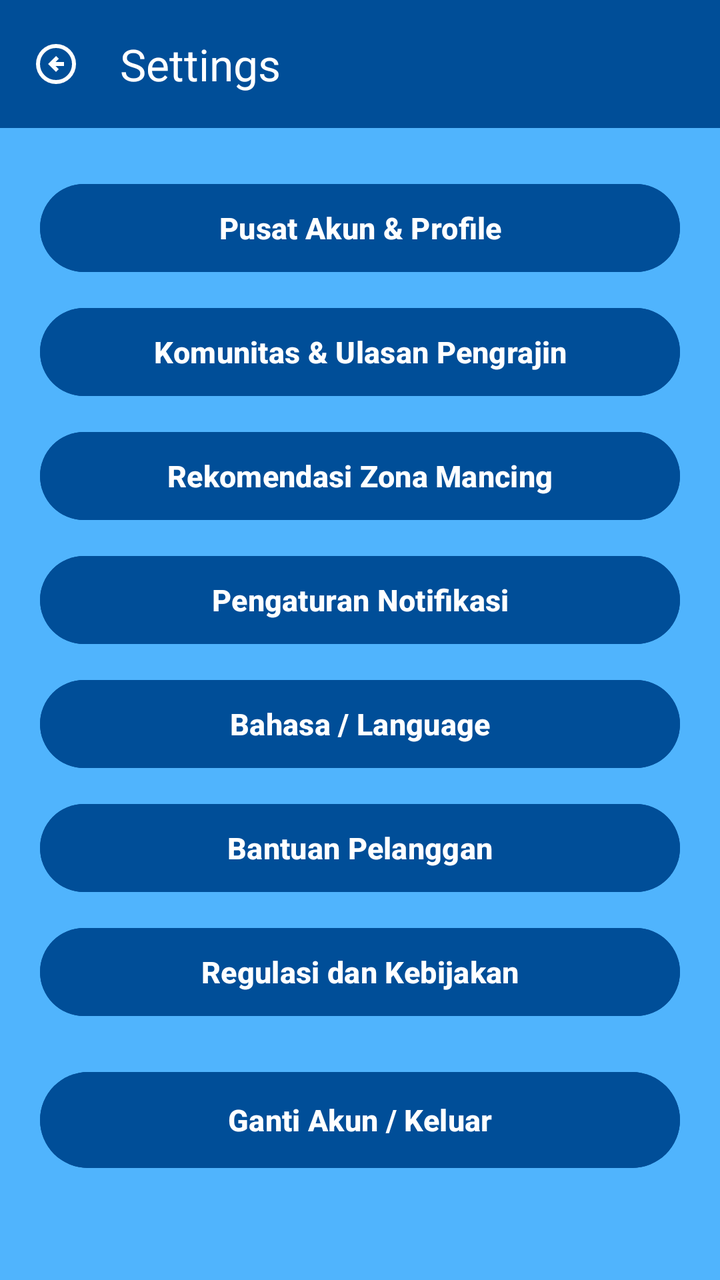
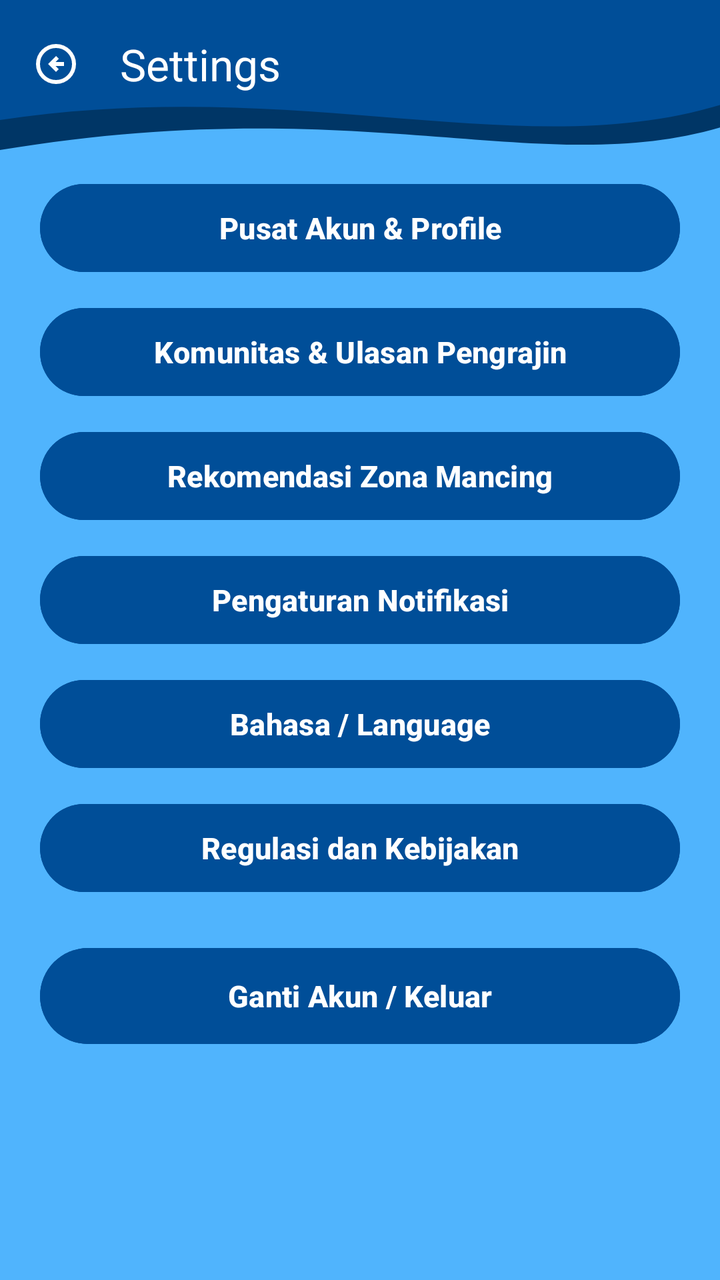

Two renders of the same Android screen: before a commit and after it. Below are the layout's source before the change and the commit's diff.
<!-- AndroidManifest.xml: application theme Theme.Projek_Raymond -->
<!-- res/layout/activity_pengaturan.xml -->
<?xml version="1.0" encoding="utf-8"?>
<androidx.constraintlayout.widget.ConstraintLayout xmlns:android="http://schemas.android.com/apk/res/android"
    xmlns:app="http://schemas.android.com/apk/res-auto"
    xmlns:tools="http://schemas.android.com/tools"
    android:id="@+id/main"
    android:layout_width="match_parent"
    android:layout_height="match_parent"
    android:background="@color/blueish"
    tools:context=".Pengaturan.PengaturanActivity">

    <androidx.appcompat.widget.Toolbar
        android:id="@+id/toolbar"
        android:layout_width="0dp"
        android:layout_height="?attr/actionBarSize"
        android:background="@color/dark_blue3"
        app:navigationIcon="@drawable/ic_arrow_back"
        app:title="Settings"
        app:titleTextColor="@color/white"
        app:layout_constraintEnd_toEndOf="parent"
        app:layout_constraintStart_toStartOf="parent"
        app:layout_constraintTop_toTopOf="parent" />

    <ScrollView
        android:layout_width="0dp"
        android:layout_height="0dp"
        android:fillViewport="true"
        app:layout_constraintBottom_toBottomOf="parent"
        app:layout_constraintEnd_toEndOf="parent"
        app:layout_constraintStart_toStartOf="parent"
        app:layout_constraintTop_toBottomOf="@+id/toolbar">

        <LinearLayout
            android:layout_width="match_parent"
            android:layout_height="wrap_content"
            android:orientation="vertical"
            android:paddingHorizontal="20dp"
            android:paddingVertical="16dp">

            <Button
                android:id="@+id/btnPusatAkun"
                android:layout_width="match_parent"
                android:layout_height="52dp"
                android:layout_marginTop="8dp"
                android:backgroundTint="@color/dark_blue3"
                android:text="Pusat Akun &amp; Profile"
                android:textColor="@color/white"
                android:textSize="15sp"
                android:textStyle="bold" />

            <Button
                android:id="@+id/btnKomunitas"
                android:layout_width="match_parent"
                android:layout_height="52dp"
                android:layout_marginTop="10dp"
                android:backgroundTint="@color/dark_blue3"
                android:text="Komunitas &amp; Ulasan Pengrajin"
                android:textColor="@color/white"
                android:textSize="15sp"
                android:textStyle="bold" />

            <Button
                android:id="@+id/btnZonaMancing"
                android:layout_width="match_parent"
                android:layout_height="52dp"
                android:layout_marginTop="10dp"
                android:backgroundTint="@color/dark_blue3"
                android:text="Rekomendasi Zona Mancing"
                android:textColor="@color/white"
                android:textSize="15sp"
                android:textStyle="bold" />

            <Button
                android:id="@+id/btnPengaturanNotifikasi"
                android:layout_width="match_parent"
                android:layout_height="52dp"
                android:layout_marginTop="10dp"
                android:backgroundTint="@color/dark_blue3"
                android:text="Pengaturan Notifikasi"
                android:textColor="@color/white"
                android:textSize="15sp"
                android:textStyle="bold" />

            <Button
                android:id="@+id/btnBahasa"
                android:layout_width="match_parent"
                android:layout_height="52dp"
                android:layout_marginTop="10dp"
                android:backgroundTint="@color/dark_blue3"
                android:text="Bahasa / Language"
                android:textColor="@color/white"
                android:textSize="15sp"
                android:textStyle="bold" />

            <Button
                android:id="@+id/btnBantuanPelanggan"
                android:layout_width="match_parent"
                android:layout_height="52dp"
                android:layout_marginTop="10dp"
                android:backgroundTint="@color/dark_blue3"
                android:text="Bantuan Pelanggan"
                android:textColor="@color/white"
                android:textSize="15sp"
                android:textStyle="bold" />

            <Button
                android:id="@+id/btnRegulasi"
                android:layout_width="match_parent"
                android:layout_height="52dp"
                android:layout_marginTop="10dp"
                android:backgroundTint="@color/dark_blue3"
                android:text="Regulasi dan Kebijakan"
                android:textColor="@color/white"
                android:textSize="15sp"
                android:textStyle="bold" />

            <Button
                android:id="@+id/btnLogout"
                android:layout_width="match_parent"
                android:layout_height="56dp"
                android:layout_marginTop="20dp"
                android:layout_marginBottom="24dp"
                android:backgroundTint="@color/dark_blue3"
                android:text="Ganti Akun / Keluar"
                android:textColor="@color/white"
                android:textSize="15sp"
                android:textStyle="bold" />

        </LinearLayout>
    </ScrollView>

</androidx.constraintlayout.widget.ConstraintLayout>
<!-- resources referenced by this layout -->
<resources>
  <color name="blueish">#50B4FD</color>
  <color name="dark_blue3">#004E98</color>
  <color name="white">#FFFFFFFF</color>
  <!-- drawable ic_arrow_back (drawable) -->
  <vector xmlns:android="http://schemas.android.com/apk/res/android" android:autoMirrored="true" android:height="24dp" android:tint="#FFFFFF" android:viewportHeight="960" android:viewportWidth="960" android:width="24dp">
        
      <path android:fillColor="@android:color/white" android:pathData="M480,640L536,584L472,520L640,520L640,440L472,440L536,376L480,320L320,480L480,640ZM480,880Q397,880 324,848.5Q251,817 197,763Q143,709 111.5,636Q80,563 80,480Q80,397 111.5,324Q143,251 197,197Q251,143 324,111.5Q397,80 480,80Q563,80 636,111.5Q709,143 763,197Q817,251 848.5,324Q880,397 880,480Q880,563 848.5,636Q817,709 763,763Q709,817 636,848.5Q563,880 480,880ZM480,800Q614,800 707,707Q800,614 800,480Q800,346 707,253Q614,160 480,160Q346,160 253,253Q160,346 160,480Q160,614 253,707Q346,800 480,800ZM480,480Q480,480 480,480Q480,480 480,480Q480,480 480,480Q480,480 480,480Q480,480 480,480Q480,480 480,480Q480,480 480,480Q480,480 480,480Z"/>
      
  </vector>
  <style name="Theme.Projek_Raymond" parent="Base.Theme.Projek_Raymond" />
  <style name="Base.Theme.Projek_Raymond" parent="Theme.Material3.DayNight.NoActionBar">
          
          
      </style>
</resources>

<!-- the commit's change to res/layout/activity_pengaturan.xml (unified diff, before → after) -->
@@ -8,11 +8,19 @@
     android:background="@color/blueish"
     tools:context=".Pengaturan.PengaturanActivity">
 
+    <View
+        android:id="@+id/background_header"
+        android:layout_width="0dp"
+        android:layout_height="90dp"
+        android:background="@drawable/bg_header_wave"
+        app:layout_constraintEnd_toEndOf="parent"
+        app:layout_constraintStart_toStartOf="parent"
+        app:layout_constraintTop_toTopOf="parent" />
+
     <androidx.appcompat.widget.Toolbar
         android:id="@+id/toolbar"
         android:layout_width="0dp"
         android:layout_height="?attr/actionBarSize"
-        android:background="@color/dark_blue3"
         app:navigationIcon="@drawable/ic_arrow_back"
         app:title="Settings"
         app:titleTextColor="@color/white"
@@ -92,17 +100,6 @@
                 android:textStyle="bold" />
 
             <Button
-                android:id="@+id/btnBantuanPelanggan"
-                android:layout_width="match_parent"
-                android:layout_height="52dp"
-                android:layout_marginTop="10dp"
-                android:backgroundTint="@color/dark_blue3"
-                android:text="Bantuan Pelanggan"
-                android:textColor="@color/white"
-                android:textSize="15sp"
-                android:textStyle="bold" />
-
-            <Button
                 android:id="@+id/btnRegulasi"
                 android:layout_width="match_parent"
                 android:layout_height="52dp"
<!-- resource entries referenced after the edit -->
@@ -3,6 +3,20 @@
   <color name="blueish">#50B4FD</color>
   <color name="dark_blue3">#004E98</color>
   <color name="white">#FFFFFFFF</color>
+  <!-- drawable bg_header_wave (drawable) -->
+  <?xml version="1.0" encoding="utf-8"?>
+  <vector xmlns:android="http://schemas.android.com/apk/res/android"
+      android:width="360dp"
+      android:height="120dp"
+      android:viewportWidth="360"
+      android:viewportHeight="120">
+      <path
+          android:fillColor="#003666"
+          android:pathData="M0,0 L360,0 L360,85 C270,120 180,60 0,100 Z" />
+      <path
+          android:fillColor="#004E98"
+          android:pathData="M0,0 L360,0 L360,70 C260,110 150,50 0,80 Z" />
+  </vector>
   <!-- drawable ic_arrow_back (drawable) -->
   <vector xmlns:android="http://schemas.android.com/apk/res/android" android:autoMirrored="true" android:height="24dp" android:tint="#FFFFFF" android:viewportHeight="960" android:viewportWidth="960" android:width="24dp">
         
